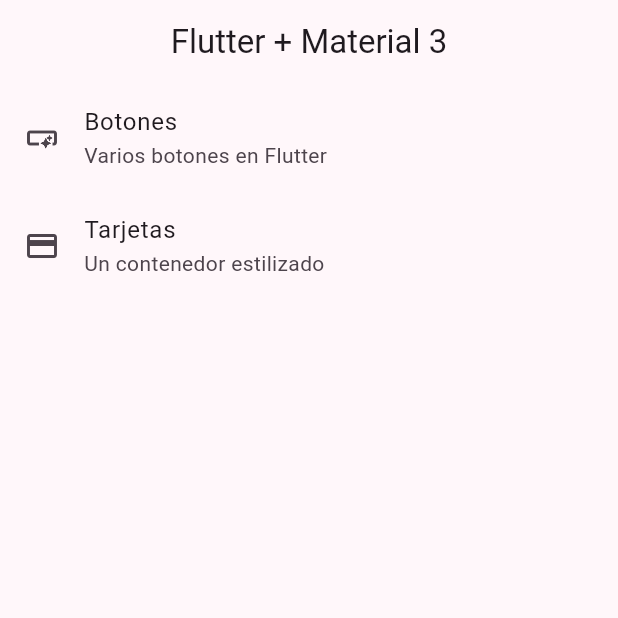
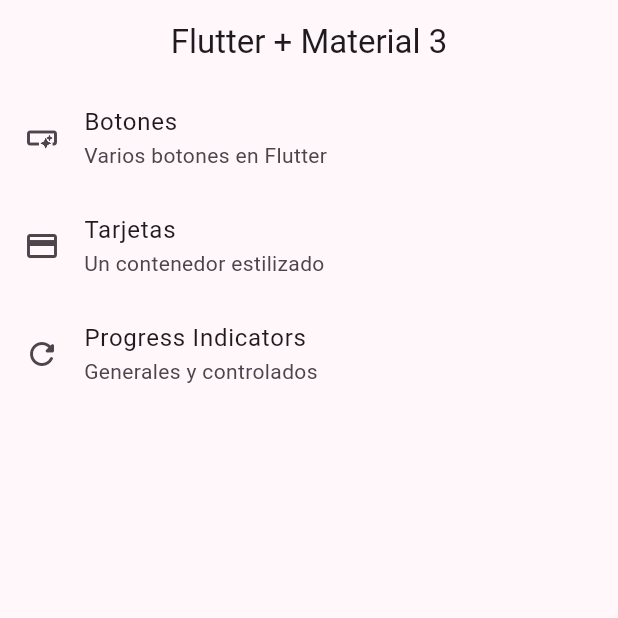
Before and after one commit to ruespe/Flutter, a Flutter app: the screen it shows after launch, on a phone screen of 412 x 824 dp, the top half of it. Run offline on Flutter 3.47's test engine with Material 3 defaults, Android fonts, the phone set to English and light mode, and no system bars; our stand-ins replace go_router.

Commit message:
ProgressIndicators 1,56m

```diff
--- a/lib/config/theme/menu/menu_items.dart
+++ b/lib/config/theme/menu/menu_items.dart
@@ -27,4 +27,10 @@ const appMenuItems = <MenuItem>[
     link: '/cards',
     icon: Icons.credit_card,
   ),
+  MenuItem(
+    title: 'Progress Indicators',
+    subTitle: 'Generales y controlados',
+    link: '/progress',
+    icon: Icons.refresh_rounded,
+  ),
 ];
--- a/lib/presentation/screens/progress/progress_screen.dart
+++ b/lib/presentation/screens/progress/progress_screen.dart
@@ -8,6 +8,13 @@ class ProgressScreen extends StatelessWidget {
 
   @override
   Widget build(BuildContext context) {
-    return Container();
+    return Scaffold(
+      appBar: AppBar(
+        title: const Text('Progress Indicators'),
+      ),
+      body: const Center(
+        child: Text('Progress Screen'),
+      ),
+    );
   }
 }
```
